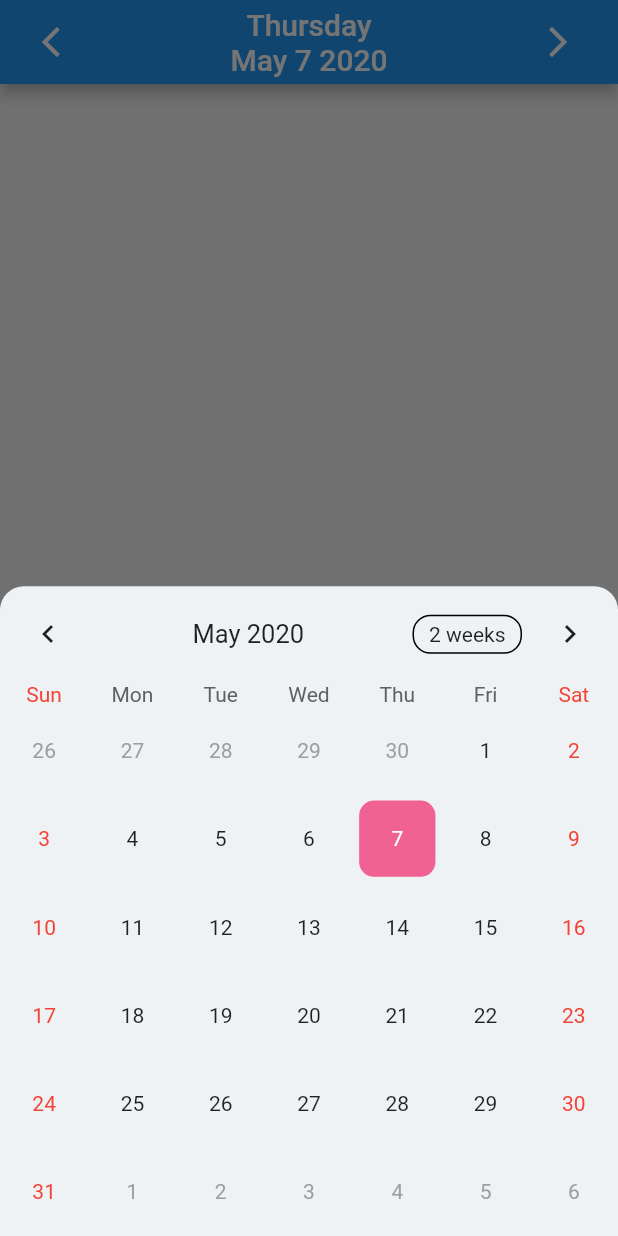
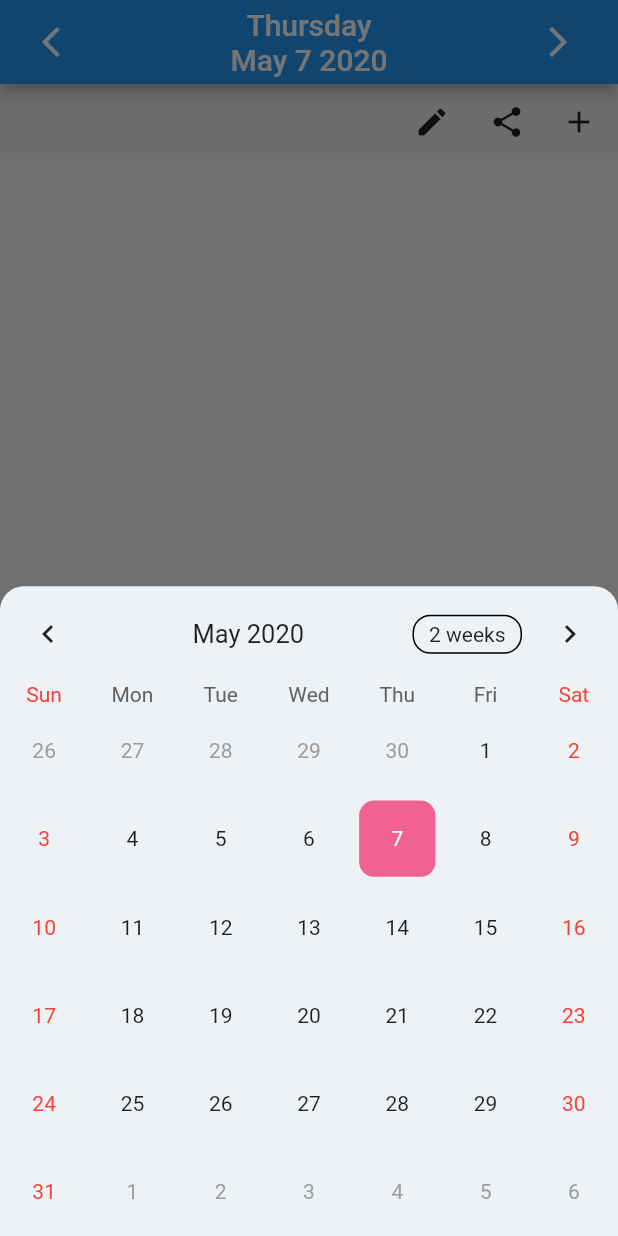
Before and after one commit to Hattomo/flutter_check_hub, a Flutter app: the screen it shows once a user with an empty profile is signed in, after a tap on "Thursday", on a phone screen of 412 x 824 dp. Run offline on Flutter 3.47's test engine with Material 2 defaults, Android fonts, the phone set to English and light mode, and no system bars; drawn by our look-alikes of table_calendar; our stand-ins replace cloud_firestore, firebase_auth, package_info, sqflite; accounts and stored records are empty.

```diff
--- a/lib/pages/home.dart
+++ b/lib/pages/home.dart
@@ -1,9 +1,12 @@
 import 'package:flutter/material.dart';
+import 'package:flutter_check_hub/models/user.dart';
 import 'package:flutter_check_hub/pages/graph/graph_home.dart';
 import 'package:flutter_check_hub/pages/recordhome/record_home.dart';
 import 'package:flutter_check_hub/pages/setting/settings.dart';
 import 'package:flutter_check_hub/service/date_time.dart';
+import 'package:flutter_check_hub/service/user_dataservice.dart';
 import 'package:intl/intl.dart';
+import 'package:provider/provider.dart';
 import 'package:table_calendar/table_calendar.dart';
 
 class CheckHubHome extends StatefulWidget {
@@ -101,7 +104,11 @@ class _CheckHubHomeState extends State<CheckHubHome>
 
   @override
   Widget build(BuildContext context) {
-    return DefaultTabController(
+    final User user = Provider.of<User>(context);
+    print(user.uid);
+    return StreamProvider.value(
+      value: DatabaseServiceUser().user(user),
+      child: DefaultTabController(
         length: 3,
         child: SafeArea(
           child: Scaffold(
@@ -174,6 +181,7 @@ class _CheckHubHomeState extends State<CheckHubHome>
             ),
           ),
         ),
+      ),
     );
   }
 }
--- a/lib/pages/recordhome/record_home.dart
+++ b/lib/pages/recordhome/record_home.dart
@@ -1,6 +1,8 @@
 import 'package:flutter/material.dart';
 import 'package:flutter_check_hub/models/Item.dart';
+import 'package:flutter_check_hub/models/user.dart';
 import 'package:flutter_check_hub/pages/recordhome/item_list.dart';
+import 'package:flutter_check_hub/pages/setting/edit_item_home.dart';
 import 'package:flutter_check_hub/service/data_store_service.dart';
 import 'package:provider/provider.dart';
 
@@ -12,10 +14,70 @@ class RecordHome extends StatefulWidget {
 class _RecordHomeState extends State<RecordHome> {
   @override
   Widget build(BuildContext context) {
+    User user = Provider.of<User>(context);
+    print('ee${user.uid}');
+    void showEditItem() {
+      showModalBottomSheet(
+        backgroundColor: Colors.transparent,
+        isScrollControlled: true,
+          context: context,
+          builder: (context) {
+            return Container(
+                decoration: BoxDecoration(
+                  color: Colors.grey[200],
+                    borderRadius: const BorderRadius.only(
+                          topLeft: Radius.circular(25.0),
+                          topRight: Radius.circular(25.0))),
+              height: MediaQuery.of(context).size.height*(3/4),
+              child: EditItemHome(user: user),
+            );
+          });
+    }
+
     return StreamProvider<List<Item>>.value(
       value: DatabaseServiceItem().items,
-      child: Container(
-        child: ItemList(),
+      child: Column(
+        children: [
+          Container(
+            color: Colors.grey[200],
+            height: 50.0,
+            child: Row(
+              mainAxisAlignment: MainAxisAlignment.end,
+              children: [
+                Padding(
+                  padding: const EdgeInsets.only(left: 2.0),
+                  child: IconButton(
+                    icon: const Icon(
+                      Icons.edit,
+                    ),
+                    onPressed: () => showEditItem(),
+                  ),
+                ),
+                Padding(
+                  padding: const EdgeInsets.only(left: 2.0),
+                  child: IconButton(
+                    icon: const Icon(
+                      Icons.share,
+                    ),
+                    onPressed: () {},
+                  ),
+                ),
+                Padding(
+                  padding: const EdgeInsets.only(right: 2.0),
+                  child: IconButton(
+                    icon: const Icon(
+                      Icons.add,
+                    ),
+                    onPressed: () {},
+                  ),
+                )
+              ],
+            ),
+          ),
+          Container(
+            child: ItemList(),
+          ),
+        ],
       ),
     );
   }
```
Also changed, not shown: lib/pages/setting/edit_item_home.dart (+71 -33 lines). Lines whose indentation alone changed are shown as unchanged.
